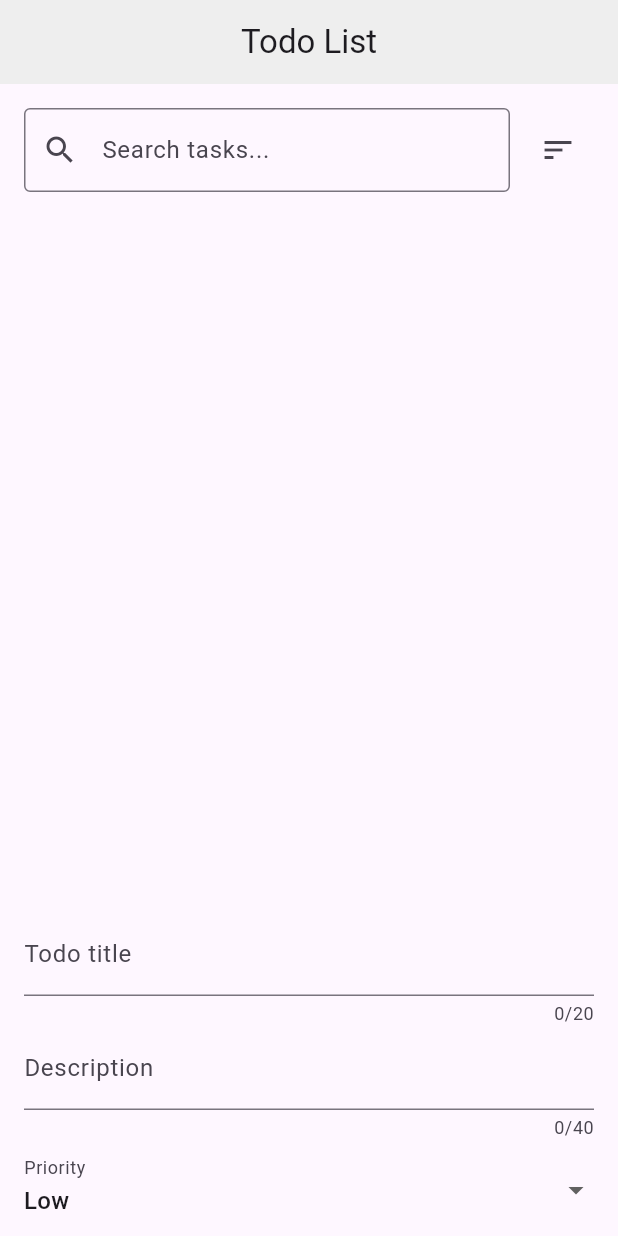
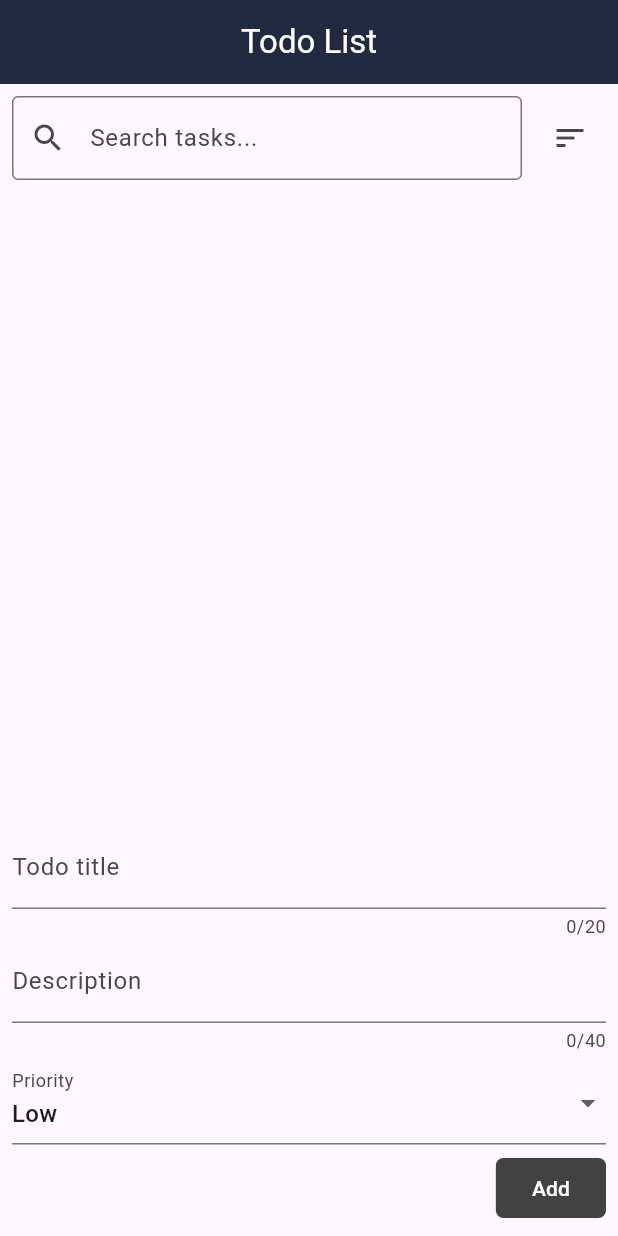
Before and after one commit to MGRUCY/flutter-forms-tutorial-starter-project, a Flutter app: the screen it shows after launch, on a phone screen of 412 x 824 dp. Run offline on Flutter 3.47's test engine with Material 3 defaults, Android fonts, the phone set to English and light mode, and no system bars; our stand-ins replace firebase_core, firebase_messaging, shared_preferences; accounts and stored records are empty.

Commit message:
edges error solved. "NOBODY CARED WHO I WAS TILL I PUT ON THE MASK"

```diff
--- a/lib/home.dart
+++ b/lib/home.dart
@@ -68,13 +68,12 @@ class _HomeState extends State<Home> {
   Widget build(BuildContext context) {
     return Scaffold(
       appBar: AppBar(
-        title: const Text('Todo List'),
+        title: const Text('Todo List',style: TextStyle(color: Colors.white),),
         centerTitle: true,
-        backgroundColor: Colors.grey[200],
+        backgroundColor: const Color.fromARGB(255, 32, 42, 64),
       ),
-      body: SafeArea(
-        child: Padding(
-          padding: const EdgeInsets.all(16),
+      body: Padding(
+        padding: const EdgeInsets.all(8),
         child: Column(
           children: [
             SearchBars(
@@ -95,11 +94,7 @@ class _HomeState extends State<Home> {
                 },
               ),
             ),
-              const SizedBox(height: 5),
-              SizedBox(
-                height: 200,
-                child: SingleChildScrollView(
-                  child: Form(
+            Form(
               key: _formGlobalKey,
               child: Column(
                 crossAxisAlignment: CrossAxisAlignment.end,
@@ -179,10 +174,7 @@ class _HomeState extends State<Home> {
                 ],
               ),
             ),
-                ),
-              ),
           ],
-          ),
         ),
       ),
     );
```
Lines whose indentation alone changed are shown as unchanged.
